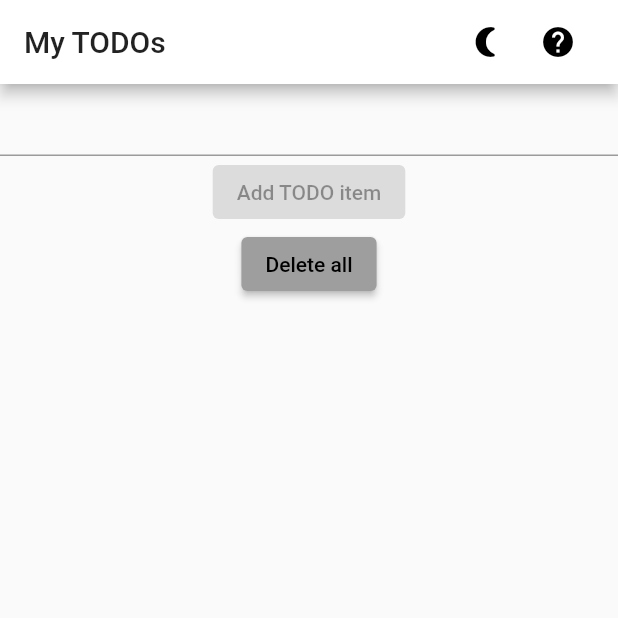
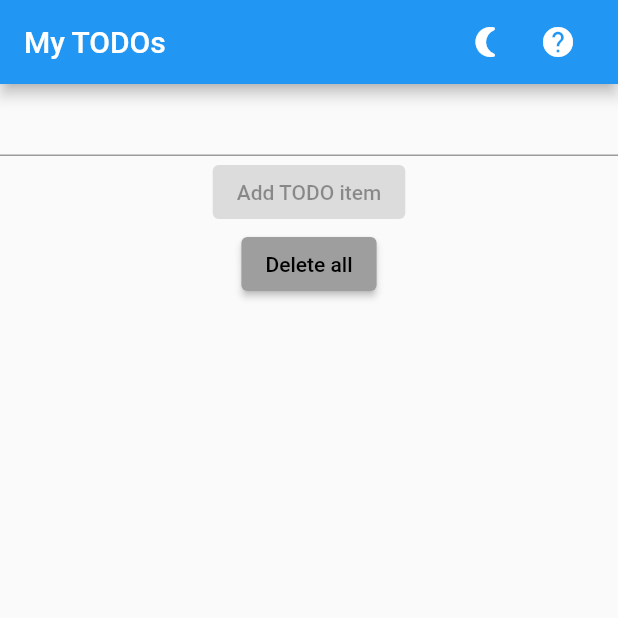
Before and after one commit to vtomic85/OpenITTODOApplication, a Flutter app: the screen it shows after launch, on a phone screen of 412 x 824 dp, the top half of it. Run offline on Flutter 3.47's test engine with Material 2 defaults, Android fonts, the phone set to English and light mode, and no system bars; our stand-ins replace rxdart, sembast, shared_preferences.

Commit message:
Use theme colors instead of hardcoded ones

```diff
--- a/lib/app/home/home_view_model.dart
+++ b/lib/app/home/home_view_model.dart
@@ -21,7 +21,9 @@ class HomeViewModel extends ChangeNotifier {
   }
 
   void updateItem(int index) {
-    //todoItems[index].done = !todoItems[index].done;
+    final todoItem = todoItems[index];
+    todoItem.done = !todoItem.done;
+    todoRepository.upsertTodo(todoItem);
     notifyListeners();
   }
 
--- a/lib/theme/theme_view_model.dart
+++ b/lib/theme/theme_view_model.dart
@@ -14,10 +14,10 @@ class ThemeViewModel extends ChangeNotifier {
 
   final lightTheme = ThemeData(
     primarySwatch: Colors.grey,
-    primaryColor: Colors.white,
+    primaryColor: Colors.blue,
     brightness: Brightness.light,
     backgroundColor: const Color(0xFFE5E5E5),
-    accentColor: Colors.black,
+    accentColor: Colors.grey,
     accentIconTheme: IconThemeData(color: Colors.white),
     dividerColor: Colors.white54,
   );
```
Also changed, not shown: lib/app/home/widgets/todo_item.dart (+7 -11 lines).
